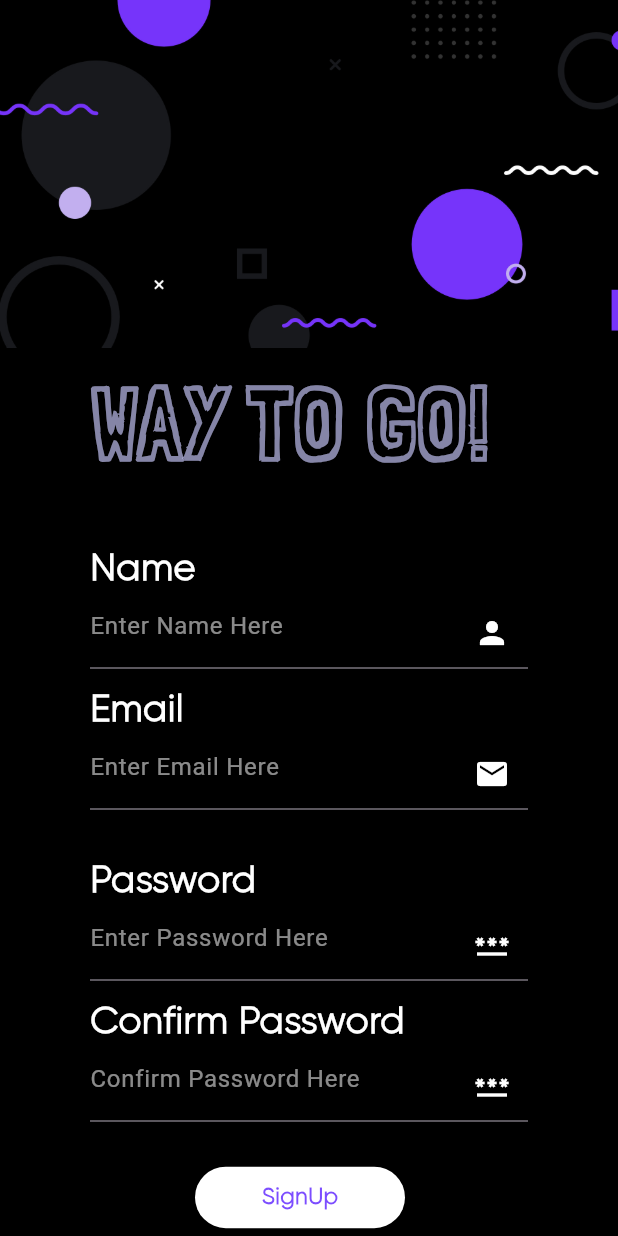
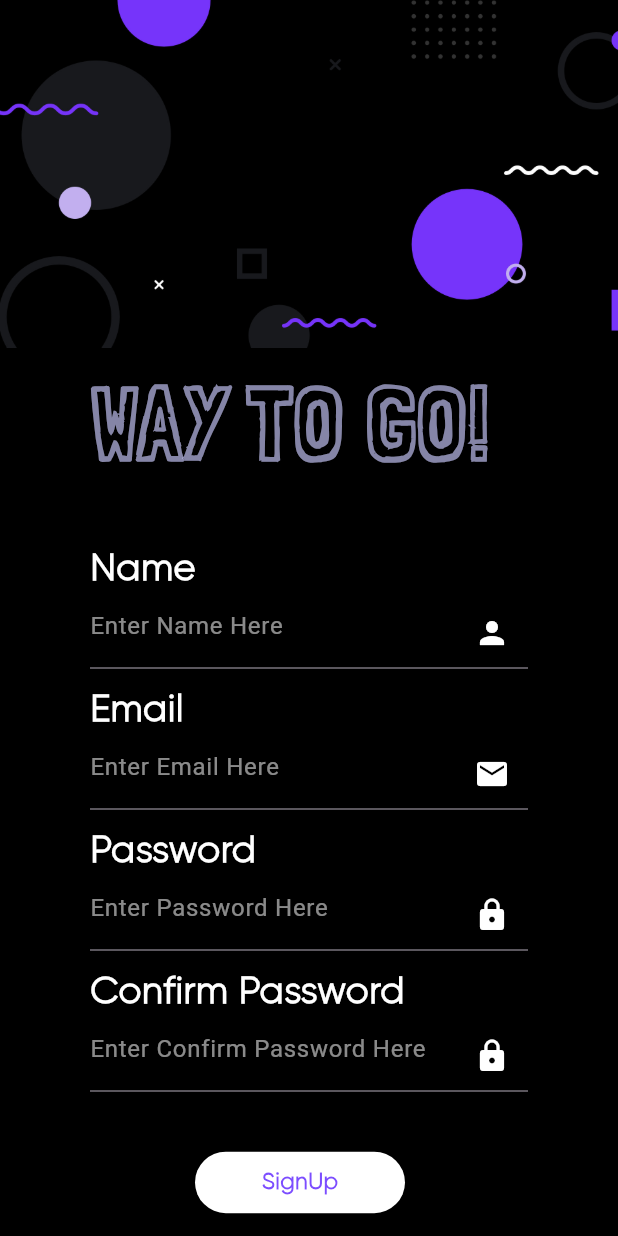
Before and after one commit to JatinKumar65042/trackingTravel, a Flutter app: the SignUp screen opened by its route, on a phone screen of 412 x 824 dp. Run offline on Flutter 3.47's test engine with Material 3 defaults, Android fonts, the phone set to English and light mode, and no system bars; our stand-ins replace cloud_firestore, firebase_auth, firebase_core, flutter_map, fluttertoast, geolocator and 5 more; accounts and stored records are empty.

Commit message:
signup updated

```diff
--- a/lib/pages/signup.dart
+++ b/lib/pages/signup.dart
@@ -5,7 +5,6 @@
 import '../controller/auth_controller.dart';
 
 class SignUp extends StatefulWidget {
-
   const SignUp({super.key});
 
   @override
@@ -13,23 +12,25 @@
 }
 
 class _SignUpState extends State<SignUp> {
-  AuthController controller = Get.find() ;
+  AuthController controller = Get.find();
   TextEditingController _usernameController = TextEditingController();
   TextEditingController _emailController = TextEditingController();
   TextEditingController _passwordController = TextEditingController();
   TextEditingController _cnfpasswordController = TextEditingController();
+
   @override
   Widget build(BuildContext context) {
     return Scaffold(
-      resizeToAvoidBottomInset : false,
+      resizeToAvoidBottomInset:
+          true, // Ensures UI adjusts when keyboard appears
       backgroundColor: Colors.black,
-      body: Container(
+      body: SingleChildScrollView(
         child: Column(
           crossAxisAlignment: CrossAxisAlignment.start,
           children: [
             Image.asset("images/login.jpg"),
             Padding(
-              padding: const EdgeInsets.only(left: 60.0, right: 60.0),
+              padding: const EdgeInsets.symmetric(horizontal: 60.0),
               child: Column(
                 crossAxisAlignment: CrossAxisAlignment.start,
                 children: [
@@ -42,86 +43,20 @@
                       fontWeight: FontWeight.w600,
                     ),
                   ),
-                  // Text(
-                  //   "LogIn",
-                  //   style: TextStyle(
-                  //     color: Colors.white,
-                  //     fontSize: 45,
-                  //     fontFamily: 'Gilroy-Light',
-                  //     fontWeight: FontWeight.bold,
-                  //   ),
-                  // ),
                   SizedBox(height: 30),
-                  Text(
-                    "Name",
-                    style: TextStyle(
-                      color: Colors.white,
-                      fontSize: 25,
-                      fontFamily: 'Gilroy-Light',
-                      fontWeight: FontWeight.w600,
-                    ),
+                  buildTextField("Name", _usernameController, Icons.person),
+                  buildTextField("Email", _emailController, Icons.email),
+                  buildTextField(
+                    "Password",
+                    _passwordController,
+                    Icons.lock,
+                    obscureText: true,
                   ),
-                  TextField(
-                    controller: _usernameController,
-                    decoration: InputDecoration(
-                      hintText: "Enter Name Here",
-                      hintStyle: TextStyle(color: Colors.white54),
-                      suffixIcon: Icon(Icons.person, color: Colors.white),
-                    ),
-                  ),
-                  SizedBox(height: 10),
-                  Text(
-                    "Email",
-                    style: TextStyle(
-                      color: Colors.white,
-                      fontSize: 25,
-                      fontFamily: 'Gilroy-Light',
-                      fontWeight: FontWeight.w600,
-                    ),
-                  ),
-                  TextField(
-                    controller: _emailController,
-                    decoration: InputDecoration(
-                      hintText: "Enter Email Here",
-                      hintStyle: TextStyle(color: Colors.white54),
-                      suffixIcon: Icon(Icons.email, color: Colors.white),
-                    ),
-                  ),
-                  SizedBox(height: 30),
-                  Text(
-                    "Password ",
-                    style: TextStyle(
-                      color: Colors.white,
-                      fontSize: 25,
-                      fontFamily: 'Gilroy-Light',
-                      fontWeight: FontWeight.w600,
-                    ),
-                  ),
-                  TextField(
-                    controller: _passwordController,
-                    decoration: InputDecoration(
-                      hintText: "Enter Password Here ",
-                      hintStyle: TextStyle(color: Colors.white54),
-                      suffixIcon: Icon(Icons.password, color: Colors.white),
-                    ),
-                  ),
-                  SizedBox(height: 10),
-                  Text(
+                  buildTextField(
                     "Confirm Password",
-                    style: TextStyle(
-                      color: Colors.white,
-                      fontSize: 25,
-                      fontFamily: 'Gilroy-Light',
-                      fontWeight: FontWeight.w600,
-                    ),
-                  ),
-                  TextField(
-                    controller: _cnfpasswordController,
-                    decoration: InputDecoration(
-                      hintText: "Confirm Password Here",
-                      hintStyle: TextStyle(color: Colors.white54),
-                      suffixIcon: Icon(Icons.password, color: Colors.white),
-                    ),
+                    _cnfpasswordController,
+                    Icons.lock,
+                    obscureText: true,
                   ),
                   SizedBox(height: 30),
                   Row(
@@ -156,7 +91,7 @@
                     mainAxisAlignment: MainAxisAlignment.center,
                     children: [
                       Text(
-                        "Already Have An Account ? ",
+                        "Already Have An Account? ",
                         style: TextStyle(
                           color: Color.fromARGB(157, 255, 255, 255),
                           fontSize: 15,
@@ -191,13 +126,52 @@
       ),
     );
   }
-  signup(){
+
+  Widget buildTextField(
+    String label,
+    TextEditingController controller,
+    IconData icon, {
+    bool obscureText = false,
+  }) {
+    return Column(
+      crossAxisAlignment: CrossAxisAlignment.start,
+      children: [
+        Text(
+          label,
+          style: TextStyle(
+            color: Colors.white,
+            fontSize: 25,
+            fontFamily: 'Gilroy-Light',
+            fontWeight: FontWeight.w600,
+          ),
+        ),
+        TextField(
+          controller: controller,
+          obscureText: obscureText,
+          style: TextStyle(
+            color: Colors.white,
+          ), // Changing input text color to white
+          decoration: InputDecoration(
+            hintText: "Enter $label Here",
+            hintStyle: TextStyle(color: Colors.white54),
+            suffixIcon: Icon(icon, color: Colors.white),
+          ),
+        ),
+        SizedBox(height: 10),
+      ],
+    );
+  }
+
+  signup() {
     String username = _usernameController.text;
-    String email = _emailController.text ;
+    String email = _emailController.text;
     String password = _passwordController.text;
     String cnfpassword = _cnfpasswordController.text;
 
-    if (username.isEmpty || email.isEmpty || password.isEmpty || cnfpassword.isEmpty) {
+    if (username.isEmpty ||
+        email.isEmpty ||
+        password.isEmpty ||
+        cnfpassword.isEmpty) {
       Get.snackbar(
         "Error",
         "All fields are required!",
@@ -206,9 +180,9 @@
         colorText: Colors.white,
         duration: Duration(seconds: 3),
       );
-      return; // Stop execution
+      return;
     }
 
-    controller.signup(username , email, password , cnfpassword) ;
+    controller.signup(username, email, password, cnfpassword);
   }
 }
--- /dev/null
+++ b/lib/user/userpost.dart
@@ -0,0 +1,15 @@
+import 'package:flutter/material.dart';
+
+class Userpost extends StatefulWidget {
+  const Userpost({super.key});
+
+  @override
+  State<Userpost> createState() => _UserpostState();
+}
+
+class _UserpostState extends State<Userpost> {
+  @override
+  Widget build(BuildContext context) {
+    return const Placeholder();
+  }
+}
--- a/pubspec.yaml
+++ b/pubspec.yaml
@@ -60,7 +60,7 @@
   random_string: ^2.3.1
   fluttertoast: ^8.2.10
   shared_preferences: ^2.5.2
-  get: ^4.6.6
+  get: ^4.7.2
   # The "flutter_lints" package below contains a set of recommended lints to
   # encourage good coding practices. The lint set provided by the package is
   # activated in the `analysis_options.yaml` file located at the root of your
```
Also changed, not shown: pubspec.lock, 3 other files.
